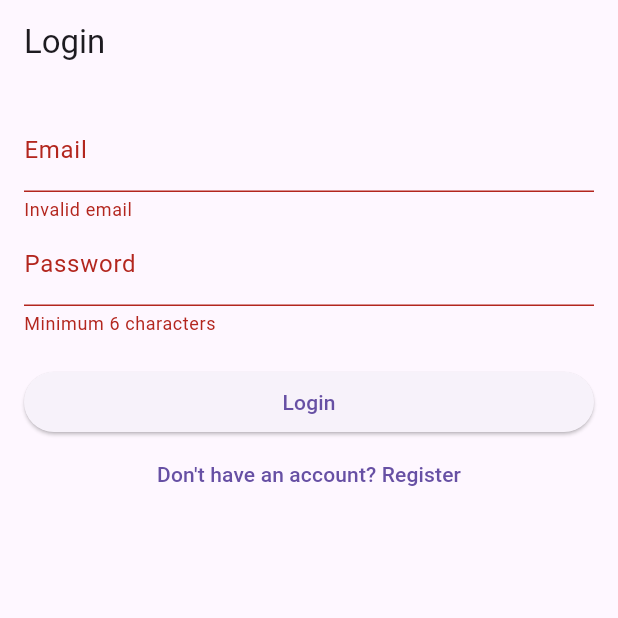
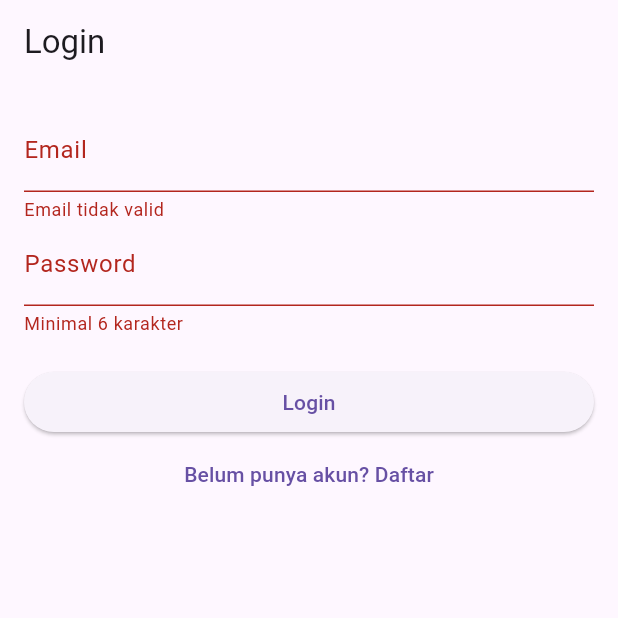
Before and after one commit to TeddyTjoe1990/CSE-499-Project, a Flutter app: the screen it shows after launch, after a tap on "Login", on a phone screen of 412 x 824 dp, the top half of it. Run offline on Flutter 3.47's test engine with Material 3 defaults, Android fonts, the phone set to English and light mode, and no system bars; our stand-ins replace sqflite; accounts and stored records are empty.

Commit message:
updated login page

```diff
--- a/app/lib/pages/login_page.dart
+++ b/app/lib/pages/login_page.dart
@@ -1,22 +1,33 @@
-// ignore_for_file: use_build_context_synchronously, use_key_in_widget_constructors, unused_import
-
 import 'package:flutter/material.dart';
 import '../db/database_helper.dart';
-import '../models/user_model.dart';
+//import '../models/user_model.dart';
 
-class LoginPage extends StatelessWidget {
+class LoginPage extends StatefulWidget {
+  @override
+  State<LoginPage> createState() => _LoginPageState();
+}
+
+class _LoginPageState extends State<LoginPage> {
   final _formKey = GlobalKey<FormState>();
   final _emailCtrl = TextEditingController();
   final _passCtrl = TextEditingController();
 
-  void _login(BuildContext context) async {
+  void _login() async {
     if (_formKey.currentState!.validate()) {
       final user = await DatabaseHelper().getUser(_emailCtrl.text, _passCtrl.text);
+
+      if (!mounted) return;
+
       if (user != null) {
-        ScaffoldMessenger.of(context).showSnackBar(SnackBar(content: Text('Welcome, ${user.name}')));
-        //TODO: Navigate to dashboard
+        //Navigate to the home page if login succeed
+        Navigator.pushReplacementNamed(context, '/home');
+        ScaffoldMessenger.of(context).showSnackBar(
+          SnackBar(content: Text('Welcome, ${user.name}')),
+        );
       } else {
-        ScaffoldMessenger.of(context).showSnackBar(SnackBar(content: Text('Incorrect email or password')));
+        ScaffoldMessenger.of(context).showSnackBar(
+          SnackBar(content: Text('Incorrect email or password')),
+        );
       }
     }
   }
@@ -34,22 +45,22 @@ class LoginPage extends StatelessWidget {
               TextFormField(
                 controller: _emailCtrl,
                 decoration: InputDecoration(labelText: 'Email'),
-                validator: (val) => val == null || !val.contains('@') ? 'Invalid email' : null,
+                validator: (val) => val == null || !val.contains('@') ? 'Email tidak valid' : null,
               ),
               TextFormField(
                 controller: _passCtrl,
                 decoration: InputDecoration(labelText: 'Password'),
                 obscureText: true,
-                validator: (val) => val == null || val.length < 6 ? 'Minimum 6 characters' : null,
+                validator: (val) => val == null || val.length < 6 ? 'Minimal 6 karakter' : null,
               ),
               SizedBox(height: 20),
               ElevatedButton(
-                onPressed: () => _login(context),
+                onPressed: _login,
                 child: Text('Login'),
               ),
               TextButton(
                 onPressed: () => Navigator.pushReplacementNamed(context, '/register'),
-                child: Text("Don't have an account? Register"),
+                child: Text('Belum punya akun? Daftar'),
               ),
             ],
           ),
```
